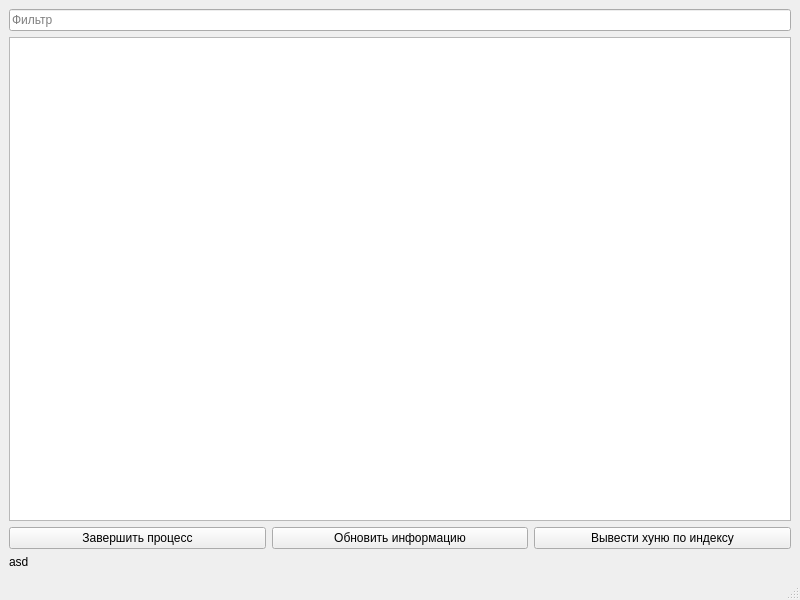
Qt form mainwindow.ui (SawyerTheHollow/ProcessControlTool) before a commit.
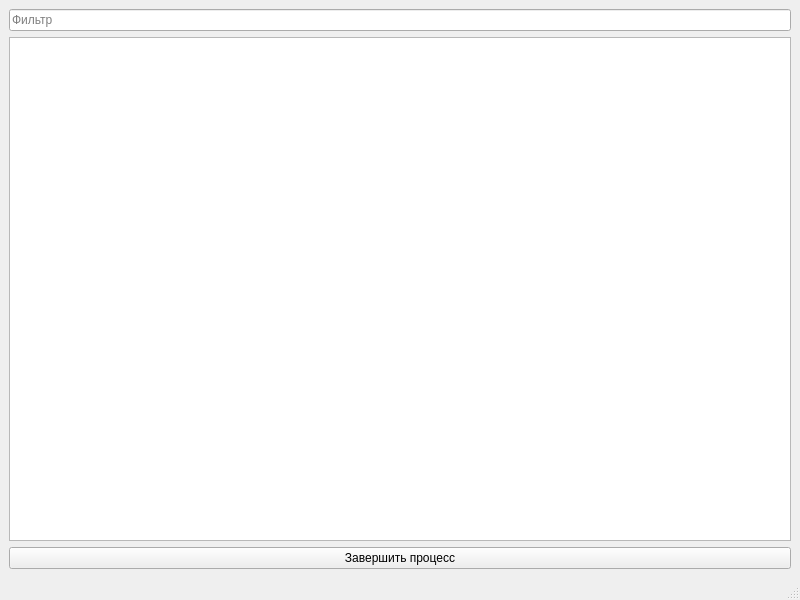
The same form after that commit.

```diff
--- a/mainwindow.ui
+++ b/mainwindow.ui
@@ -32,6 +32,9 @@
         <property name="sortingEnabled">
          <bool>true</bool>
         </property>
+        <attribute name="verticalHeaderVisible">
+         <bool>false</bool>
+        </attribute>
        </widget>
       </item>
      </layout>
@@ -45,29 +48,8 @@
         </property>
        </widget>
       </item>
-      <item>
-       <widget class="QPushButton" name="updateButton">
-        <property name="text">
-         <string>Обновить информацию</string>
-        </property>
-       </widget>
-      </item>
-      <item>
-       <widget class="QPushButton" name="pushButton">
-        <property name="text">
-         <string>Вывести хуню по индексу</string>
-        </property>
-       </widget>
-      </item>
      </layout>
     </item>
-    <item>
-     <widget class="QLabel" name="label">
-      <property name="text">
-       <string>asd</string>
-      </property>
-     </widget>
-    </item>
    </layout>
   </widget>
   <widget class="QMenuBar" name="menubar">
```
Left out of the diff: 6 changed lines with no effect on the pictures.
